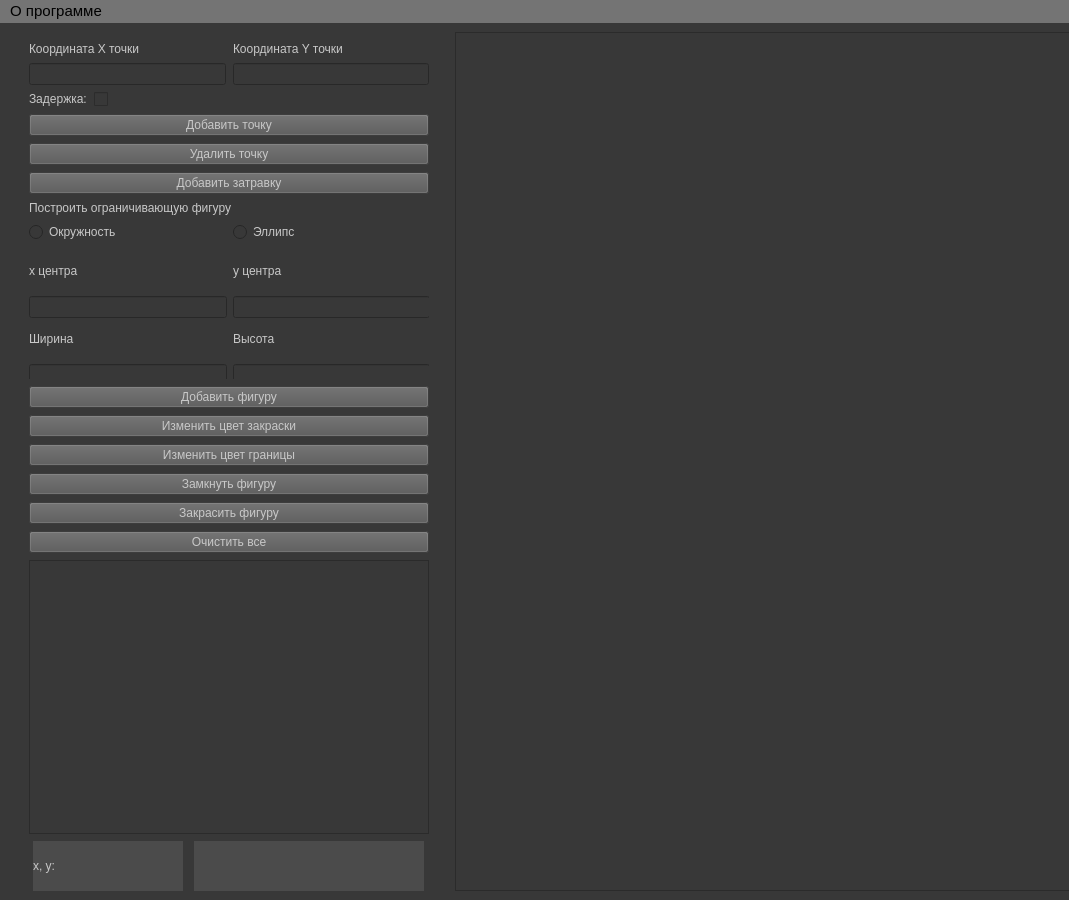
Qt form lab_07_03/template.ui (NikolayL2sch/cg_bmstu) before a commit.
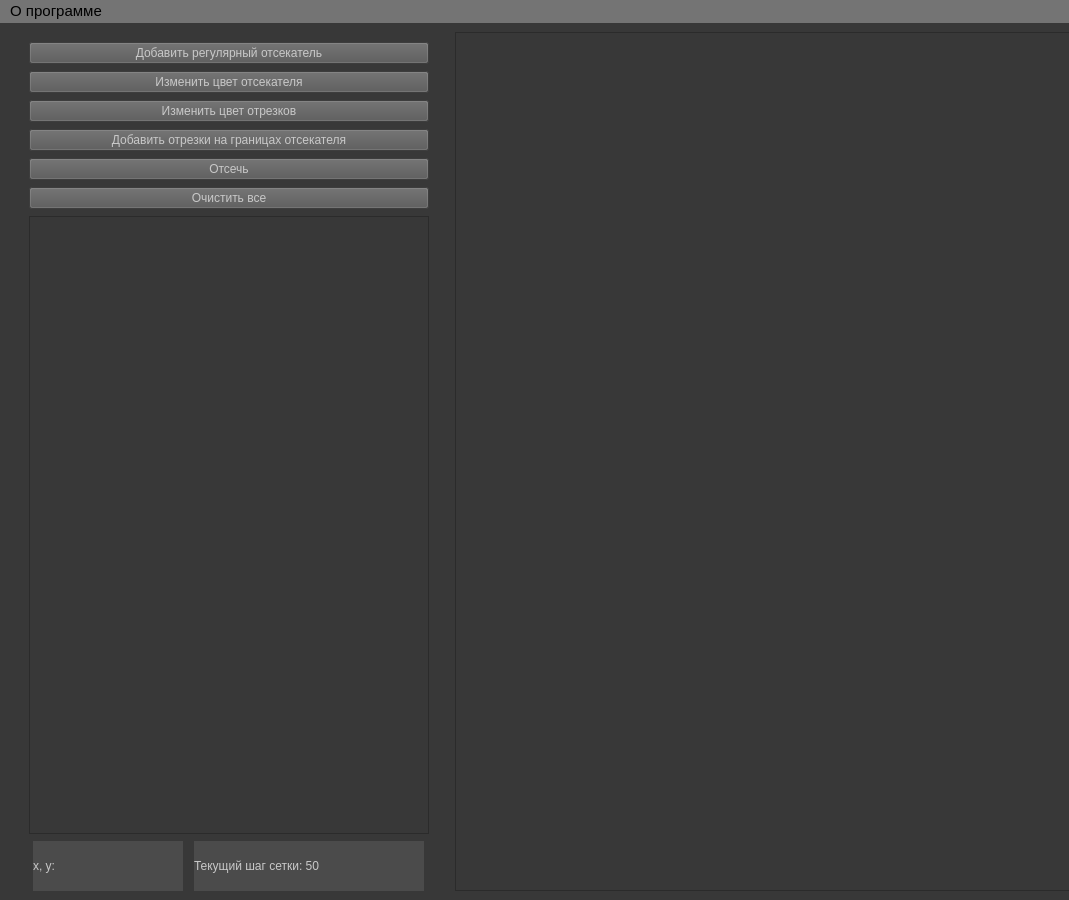
The same form after that commit. The open tabs and pages were chosen to show the change.

Commit message: add draw_point funcs

```diff
--- a/lab_07_03/template.ui
+++ b/lab_07_03/template.ui
@@ -50,7 +50,7 @@
    </property>
    <layout class="QGridLayout" name="gridLayout">
     <item row="0" column="0">
-     <layout class="QVBoxLayout" name="verticalLayout" stretch="0,0,0,0,0,0,0,0,0,0,0,0,0,0,0,0">
+     <layout class="QVBoxLayout" name="verticalLayout" stretch="0,0,0,0,0,0,0,0">
       <property name="spacing">
        <number>7</number>
       </property>
@@ -67,103 +67,7 @@
        <number>0</number>
       </property>
       <item>
-       <layout class="QHBoxLayout" name="horizontalLayout_2">
-        <item>
-         <layout class="QVBoxLayout" name="verticalLayout_2">
-          <item>
-           <widget class="QLabel" name="set_x_label">
-            <property name="sizePolicy">
-             <sizepolicy hsizetype="Fixed" vsizetype="Fixed">
-              <horstretch>0</horstretch>
-              <verstretch>0</verstretch>
-             </sizepolicy>
-            </property>
-            <property name="styleSheet">
-             <string notr="true">color: rgb(200, 200, 200);
-font: 11pt &quot;Segoe UI&quot;;</string>
-            </property>
-            <property name="text">
-             <string>Координата X точки</string>
-            </property>
-           </widget>
-          </item>
-          <item>
-           <widget class="QLineEdit" name="set_x">
-            <property name="styleSheet">
-             <string notr="true">font: 11pt &quot;Segoe UI&quot;;
-color: rgb(255, 255, 255);</string>
-            </property>
-           </widget>
-          </item>
-         </layout>
-        </item>
-        <item>
-         <layout class="QVBoxLayout" name="verticalLayout_3">
-          <item>
-           <widget class="QLabel" name="set_y_label">
-            <property name="sizePolicy">
-             <sizepolicy hsizetype="Fixed" vsizetype="Fixed">
-              <horstretch>0</horstretch>
-              <verstretch>0</verstretch>
-             </sizepolicy>
-            </property>
-            <property name="styleSheet">
-             <string notr="true">color: rgb(200, 200, 200);
-font: 11pt &quot;Segoe UI&quot;;</string>
-            </property>
-            <property name="text">
-             <string>Координата Y точки</string>
-            </property>
-           </widget>
-          </item>
-          <item>
-           <widget class="QLineEdit" name="set_y">
-            <property name="styleSheet">
-             <string notr="true">font: 11pt &quot;Segoe UI&quot;;
-color: rgb(255, 255, 255);</string>
-            </property>
-           </widget>
-          </item>
-         </layout>
-        </item>
-       </layout>
-      </item>
-      <item>
-       <layout class="QHBoxLayout" name="horizontalLayout_3">
-        <item>
-         <widget class="QLabel" name="delay_label">
-          <property name="sizePolicy">
-           <sizepolicy hsizetype="Fixed" vsizetype="Fixed">
-            <horstretch>0</horstretch>
-            <verstretch>0</verstretch>
-           </sizepolicy>
-          </property>
-          <property name="styleSheet">
-           <string notr="true">color: rgb(200, 200, 200);
-font: 11pt &quot;Segoe UI&quot;;</string>
-          </property>
-          <property name="text">
-           <string>Задержка:</string>
-          </property>
-         </widget>
-        </item>
-        <item>
-         <widget class="QCheckBox" name="set_delay_cb">
-          <property name="sizePolicy">
-           <sizepolicy hsizetype="Preferred" vsizetype="Fixed">
-            <horstretch>0</horstretch>
-            <verstretch>0</verstretch>
-           </sizepolicy>
-          </property>
-          <property name="text">
-           <string/>
-          </property>
-         </widget>
-        </item>
-       </layout>
-      </item>
-      <item>
-       <widget class="QPushButton" name="add_point_button">
+       <widget class="QPushButton" name="add_cutoff_button">
         <property name="sizePolicy">
          <sizepolicy hsizetype="Fixed" vsizetype="Fixed">
           <horstretch>0</horstretch>
@@ -182,7 +86,7 @@
 background-color: rgb(86, 86, 86);</string>
         </property>
         <property name="text">
-         <string>Добавить точку</string>
+         <string>Добавить регулярный отсекатель</string>
         </property>
        </widget>
       </item>
@@ -194,12 +98,6 @@
           <verstretch>0</verstretch>
          </sizepolicy>
         </property>
-        <property name="minimumSize">
-         <size>
-          <width>0</width>
-          <height>0</height>
-         </size>
-        </property>
         <property name="maximumSize">
          <size>
           <width>460</width>
@@ -212,7 +110,7 @@
 background-color: rgb(86, 86, 86);</string>
         </property>
         <property name="text">
-         <string>Удалить точку</string>
+         <string>Изменить цвет отсекателя</string>
         </property>
        </widget>
       </item>
@@ -236,310 +134,18 @@
 background-color: rgb(86, 86, 86);</string>
         </property>
         <property name="text">
-         <string>Добавить затравку</string>
+         <string>Изменить цвет отрезков</string>
         </property>
        </widget>
       </item>
       <item>
-       <widget class="QLabel" name="draw_limit_figure_label">
+       <widget class="QPushButton" name="add_segment_cutoff_button">
         <property name="sizePolicy">
          <sizepolicy hsizetype="Fixed" vsizetype="Fixed">
           <horstretch>0</horstretch>
           <verstretch>0</verstretch>
          </sizepolicy>
         </property>
-        <property name="styleSheet">
-         <string notr="true">color: rgb(200, 200, 200);
-font: 11pt &quot;Segoe UI&quot;;</string>
-        </property>
-        <property name="text">
-         <string>Построить ограничивающую фигуру</string>
-        </property>
-       </widget>
-      </item>
-      <item>
-       <layout class="QHBoxLayout" name="horizontalLayout_5">
-        <item>
-         <widget class="QRadioButton" name="set_circle_figure">
-          <property name="styleSheet">
-           <string notr="true">color: rgb(200, 200, 200);
-font: 11pt &quot;Segoe UI&quot;;</string>
-          </property>
-          <property name="text">
-           <string>Окружность</string>
-          </property>
-         </widget>
-        </item>
-        <item>
-         <widget class="QRadioButton" name="set_ellipse_figure">
-          <property name="styleSheet">
-           <string notr="true">color: rgb(200, 200, 200);
-font: 11pt &quot;Segoe UI&quot;;</string>
-          </property>
-          <property name="text">
-           <string>Эллипс</string>
-          </property>
-         </widget>
-        </item>
-       </layout>
-      </item>
-      <item>
-       <widget class="QStackedWidget" name="stackedWidget">
-        <property name="sizePolicy">
-         <sizepolicy hsizetype="Fixed" vsizetype="Fixed">
-          <horstretch>0</horstretch>
-          <verstretch>0</verstretch>
-         </sizepolicy>
-        </property>
-        <property name="minimumSize">
-         <size>
-          <width>400</width>
-          <height>130</height>
-         </size>
-        </property>
-        <property name="currentIndex">
-         <number>0</number>
-        </property>
-        <widget class="QWidget" name="page">
-         <widget class="QWidget" name="horizontalLayoutWidget_2">
-          <property name="geometry">
-           <rect>
-            <x>0</x>
-            <y>0</y>
-            <width>401</width>
-            <height>67</height>
-           </rect>
-          </property>
-          <layout class="QHBoxLayout" name="horizontalLayout_6">
-           <item>
-            <layout class="QVBoxLayout" name="verticalLayout_8">
-             <item>
-              <widget class="QLabel" name="set_xc_circle_label">
-               <property name="sizePolicy">
-                <sizepolicy hsizetype="Fixed" vsizetype="Fixed">
-                 <horstretch>0</horstretch>
-                 <verstretch>0</verstretch>
-                </sizepolicy>
-               </property>
-               <property name="styleSheet">
-                <string notr="true">color: rgb(200, 200, 200);
-font: 11pt &quot;Segoe UI&quot;;</string>
-               </property>
-               <property name="text">
-                <string>x центра</string>
-               </property>
-              </widget>
-             </item>
-             <item>
-              <widget class="QLineEdit" name="set_xc_circle">
-               <property name="styleSheet">
-                <string notr="true">font: 11pt &quot;Segoe UI&quot;;
-color: rgb(255, 255, 255);</string>
-               </property>
-              </widget>
-             </item>
-            </layout>
-           </item>
-           <item>
-            <layout class="QVBoxLayout" name="verticalLayout_9">
-             <item>
-              <widget class="QLabel" name="set_yc_circle_label">
-               <property name="sizePolicy">
-                <sizepolicy hsizetype="Fixed" vsizetype="Fixed">
-                 <horstretch>0</horstretch>
-                 <verstretch>0</verstretch>
-                </sizepolicy>
-               </property>
-               <property name="styleSheet">
-                <string notr="true">color: rgb(200, 200, 200);
-font: 11pt &quot;Segoe UI&quot;;</string>
-               </property>
-               <property name="text">
-                <string>y центра</string>
-               </property>
-              </widget>
-             </item>
-             <item>
-              <widget class="QLineEdit" name="set_yc_circle">
-               <property name="styleSheet">
-                <string notr="true">font: 11pt &quot;Segoe UI&quot;;
-color: rgb(255, 255, 255);</string>
-               </property>
-              </widget>
-             </item>
-            </layout>
-           </item>
-          </layout>
-         </widget>
-         <widget class="QWidget" name="horizontalLayoutWidget_3">
-          <property name="geometry">
-           <rect>
-            <x>0</x>
-            <y>70</y>
-            <width>401</width>
-            <height>51</height>
-           </rect>
-          </property>
-          <layout class="QHBoxLayout" name="horizontalLayout_7">
-           <item>
-            <widget class="QLabel" name="set_radius_label">
-             <property name="sizePolicy">
-              <sizepolicy hsizetype="Fixed" vsizetype="Fixed">
-               <horstretch>0</horstretch>
-               <verstretch>0</verstretch>
-              </sizepolicy>
-             </property>
-             <property name="styleSheet">
-              <string notr="true">color: rgb(200, 200, 200);
-font: 11pt &quot;Segoe UI&quot;;</string>
-             </property>
-             <property name="text">
-              <string>Радиус окружности</string>
-             </property>
-            </widget>
-           </item>
-           <item>
-            <widget class="QLineEdit" name="set_r_circle">
-             <property name="styleSheet">
-              <string notr="true">font: 11pt &quot;Segoe UI&quot;;
-color: rgb(255, 255, 255);</string>
-             </property>
-             <property name="alignment">
-              <set>Qt::AlignLeading|Qt::AlignLeft|Qt::AlignVCenter</set>
-             </property>
-            </widget>
-           </item>
-          </layout>
-         </widget>
-        </widget>
-        <widget class="QWidget" name="page_2">
-         <widget class="QWidget" name="horizontalLayoutWidget_4">
-          <property name="geometry">
-           <rect>
-            <x>0</x>
-            <y>2</y>
-            <width>401</width>
-            <height>67</height>
-           </rect>
-          </property>
-          <layout class="QHBoxLayout" name="horizontalLayout_8">
-           <item>
-            <layout class="QVBoxLayout" name="verticalLayout_11">
-             <item>
-              <widget class="QLabel" name="set_xc_ellipse_label">
-               <property name="styleSheet">
-                <string notr="true">color: rgb(200, 200, 200);
-font: 11pt &quot;Segoe UI&quot;;</string>
-               </property>
-               <property name="text">
-                <string>x центра</string>
-               </property>
-              </widget>
-             </item>
-             <item>
-              <widget class="QLineEdit" name="set_xc_ellipse">
-               <property name="styleSheet">
-                <string notr="true">font: 11pt &quot;Segoe UI&quot;;
-color: rgb(255, 255, 255);</string>
-               </property>
-              </widget>
-             </item>
-            </layout>
-           </item>
-           <item>
-            <layout class="QVBoxLayout" name="verticalLayout_10">
-             <item>
-              <widget class="QLabel" name="set_yc_ellipse_label">
-               <property name="styleSheet">
-                <string notr="true">color: rgb(200, 200, 200);
-font: 11pt &quot;Segoe UI&quot;;</string>
-               </property>
-               <property name="text">
-                <string>y центра</string>
-               </property>
-              </widget>
-             </item>
-             <item>
-              <widget class="QLineEdit" name="set_yc_ellipse">
-               <property name="styleSheet">
-                <string notr="true">font: 11pt &quot;Segoe UI&quot;;
-color: rgb(255, 255, 255);</string>
-               </property>
-              </widget>
-             </item>
-            </layout>
-           </item>
-          </layout>
-         </widget>
-         <widget class="QWidget" name="horizontalLayoutWidget_5">
-          <property name="geometry">
-           <rect>
-            <x>0</x>
-            <y>70</y>
-            <width>401</width>
-            <height>67</height>
-           </rect>
-          </property>
-          <layout class="QHBoxLayout" name="horizontalLayout_9">
-           <item>
-            <layout class="QVBoxLayout" name="verticalLayout_12">
-             <item>
-              <widget class="QLabel" name="set_ellipse_width_label">
-               <property name="styleSheet">
-                <string notr="true">color: rgb(200, 200, 200);
-font: 11pt &quot;Segoe UI&quot;;</string>
-               </property>
-               <property name="text">
-                <string>Ширина</string>
-               </property>
-              </widget>
-             </item>
-             <item>
-              <widget class="QLineEdit" name="set_ellipse_width">
-               <property name="styleSheet">
-                <string notr="true">font: 11pt &quot;Segoe UI&quot;;
-color: rgb(255, 255, 255);</string>
-               </property>
-              </widget>
-             </item>
-            </layout>
-           </item>
-           <item>
-            <layout class="QVBoxLayout" name="verticalLayout_13">
-             <item>
-              <widget class="QLabel" name="set_ellipse_height_label">
-               <property name="styleSheet">
-                <string notr="true">color: rgb(200, 200, 200);
-font: 11pt &quot;Segoe UI&quot;;</string>
-               </property>
-               <property name="text">
-                <string>Высота</string>
-               </property>
-              </widget>
-             </item>
-             <item>
-              <widget class="QLineEdit" name="set_ellipse_height">
-               <property name="styleSheet">
-                <string notr="true">font: 11pt &quot;Segoe UI&quot;;
-color: rgb(255, 255, 255);</string>
-               </property>
-              </widget>
-             </item>
-            </layout>
-           </item>
-          </layout>
-         </widget>
-        </widget>
-       </widget>
-      </item>
-      <item>
-       <widget class="QPushButton" name="add_figure_button">
-        <property name="sizePolicy">
-         <sizepolicy hsizetype="Fixed" vsizetype="Fixed">
-          <horstretch>0</horstretch>
-          <verstretch>0</verstretch>
-         </sizepolicy>
-        </property>
         <property name="maximumSize">
          <size>
           <width>460</width>
@@ -552,7 +158,7 @@
 background-color: rgb(86, 86, 86);</string>
         </property>
         <property name="text">
-         <string>Добавить фигуру</string>
+         <string>Добавить отрезки на границах отсекателя</string>
         </property>
        </widget>
       </item>
@@ -576,79 +182,7 @@
 background-color: rgb(86, 86, 86);</string>
         </property>
         <property name="text">
-         <string>Изменить цвет закраски</string>
-        </property>
-       </widget>
-      </item>
-      <item>
-       <widget class="QPushButton" name="change_edge_button">
-        <property name="sizePolicy">
-         <sizepolicy hsizetype="Fixed" vsizetype="Fixed">
-          <horstretch>0</horstretch>
-          <verstretch>0</verstretch>
-         </sizepolicy>
-        </property>
-        <property name="maximumSize">
-         <size>
-          <width>460</width>
-          <height>16777215</height>
-         </size>
-        </property>
-        <property name="styleSheet">
-         <string notr="true">color: rgb(200, 200, 200);
-font: 10pt &quot;Segoe UI&quot;;
-background-color: rgb(86, 86, 86);</string>
-        </property>
-        <property name="text">
-         <string>Изменить цвет границы</string>
-        </property>
-       </widget>
-      </item>
-      <item>
-       <widget class="QPushButton" name="close_figure_button">
-        <property name="sizePolicy">
-         <sizepolicy hsizetype="Fixed" vsizetype="Fixed">
-          <horstretch>0</horstretch>
-          <verstretch>0</verstretch>
-         </sizepolicy>
-        </property>
-        <property name="maximumSize">
-         <size>
-          <width>460</width>
-          <height>16777215</height>
-         </size>
-        </property>
-        <property name="styleSheet">
-         <string notr="true">color: rgb(200, 200, 200);
-font: 10pt &quot;Segoe UI&quot;;
-background-color: rgb(86, 86, 86);</string>
-        </property>
-        <property name="text">
-         <string>Замкнуть фигуру</string>
-        </property>
-       </widget>
-      </item>
-      <item>
-       <widget class="QPushButton" name="paint_figure_button">
-        <property name="sizePolicy">
-         <sizepolicy hsizetype="Fixed" vsizetype="Fixed">
-          <horstretch>0</horstretch>
-          <verstretch>0</verstretch>
-         </sizepolicy>
-        </property>
-        <property name="maximumSize">
-         <size>
-          <width>460</width>
-          <height>16777215</height>
-         </size>
-        </property>
-        <property name="styleSheet">
-         <string notr="true">color: rgb(200, 200, 200);
-font: 10pt &quot;Segoe UI&quot;;
-background-color: rgb(86, 86, 86);</string>
-        </property>
-        <property name="text">
-         <string>Закрасить фигуру</string>
+         <string>Отсечь</string>
         </property>
        </widget>
       </item>
@@ -756,7 +290,7 @@
 background-color: rgb(75, 75, 75);</string>
           </property>
           <property name="text">
-           <string/>
+           <string>Текущий шаг сетки: 50</string>
           </property>
          </widget>
         </item>
```
Left out of the diff: 14 changed lines with no effect on the pictures. The commit also changes 2 other files.
